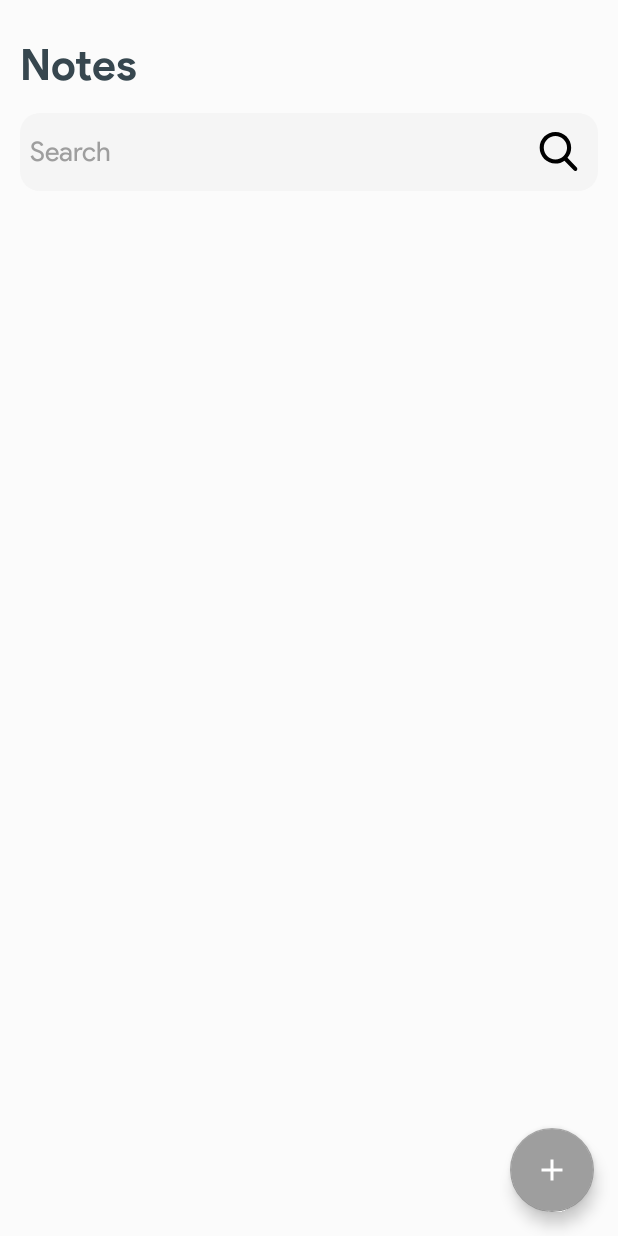
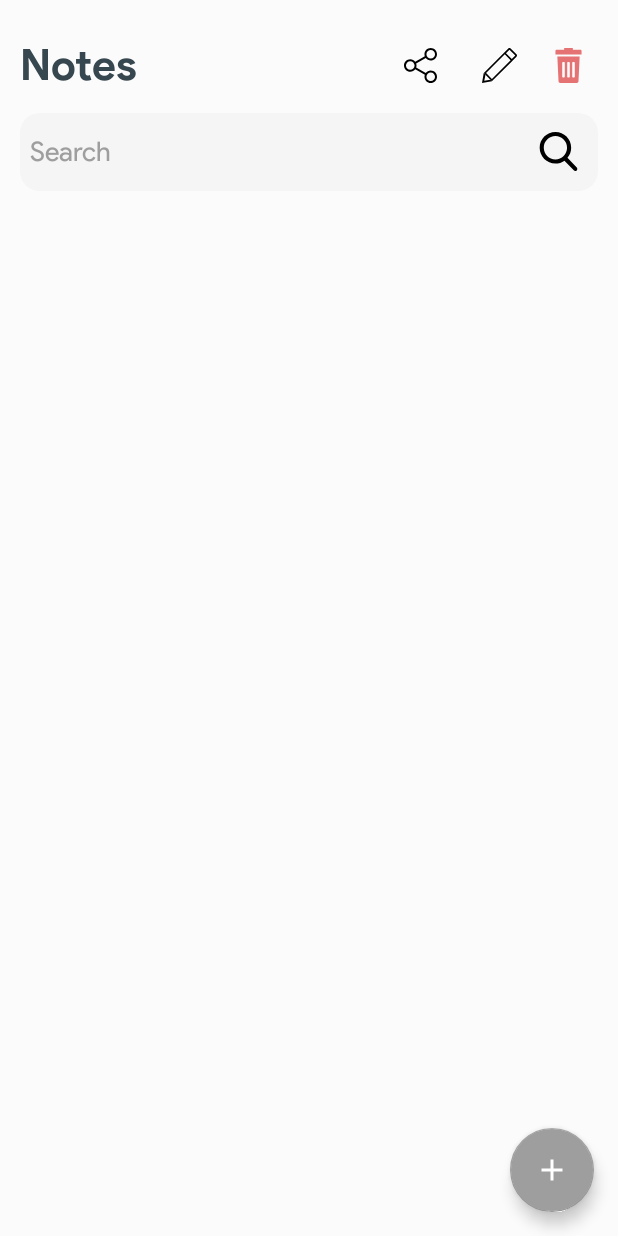
Before and after one commit to unaisulhadi/Notes, an Android app: the layout activity_main.xml on its own in the app's theme, with its tools: preview values and no code run, on a phone screen of 412 x 824 dp. Run offline under Robolectric (Android 15) with nearby library versions, the phone set to English and light mode, and no system bars.

Commit message:
Including Share button

```diff
--- /dev/null
+++ b/app/src/main/res/drawable/ic_pencil_outline_light.xml
@@ -0,0 +1,5 @@
+<vector android:height="24dp" android:viewportHeight="612.032"
+    android:viewportWidth="612.032" android:width="24dp" xmlns:android="http://schemas.android.com/apk/res/android">
+    <path android:fillColor="#FFFFFFFF" android:pathData="M500.766,9.112c0,0 -20.503,-20.503 -41.006,0L41.079,427.793l-10.671,10.671l116.599,116.628l0,0l17.091,17.091l9.456,9.456l20.445,-20.445l-0.029,-0.029l327.183,-327.182l0.028,0.029l20.445,-20.445l-0.028,-0.029l61.307,-61.307c20.503,-20.503 0,-41.006 0,-41.006L500.766,9.112zM173.467,540.661L71.356,438.551l327.183,-327.212L500.65,213.45L173.467,540.661zM521.095,193.033L418.984,90.922l61.307,-61.307l102.111,102.111L521.095,193.033z"/>
+    <path android:fillColor="#FFFFFFFF" android:pathData="M39.575,572.442l21.515,-103.267l-31.029,-31.029l-30.046,173.886l173.51,-30.451l-9.427,-9.398l-17.062,-17.091z"/>
+</vector>
--- /dev/null
+++ b/app/src/main/res/drawable/ic_share.xml
@@ -0,0 +1,4 @@
+<vector android:height="24dp" android:viewportHeight="481.6"
+    android:viewportWidth="481.6" android:width="24dp" xmlns:android="http://schemas.android.com/apk/res/android">
+    <path android:fillColor="#FF000000" android:pathData="M381.6,309.4c-27.7,0 -52.4,13.2 -68.2,33.6l-132.3,-73.9c3.1,-8.9 4.8,-18.5 4.8,-28.4c0,-10 -1.7,-19.5 -4.9,-28.5l132.2,-73.8c15.7,20.5 40.5,33.8 68.3,33.8c47.4,0 86.1,-38.6 86.1,-86.1S429,0 381.5,0s-86.1,38.6 -86.1,86.1c0,10 1.7,19.6 4.9,28.5l-132.1,73.8c-15.7,-20.6 -40.5,-33.8 -68.3,-33.8c-47.4,0 -86.1,38.6 -86.1,86.1s38.7,86.1 86.2,86.1c27.8,0 52.6,-13.3 68.4,-33.9l132.2,73.9c-3.2,9 -5,18.7 -5,28.7c0,47.4 38.6,86.1 86.1,86.1s86.1,-38.6 86.1,-86.1S429.1,309.4 381.6,309.4zM381.6,27.1c32.6,0 59.1,26.5 59.1,59.1s-26.5,59.1 -59.1,59.1s-59.1,-26.5 -59.1,-59.1S349.1,27.1 381.6,27.1zM100,299.8c-32.6,0 -59.1,-26.5 -59.1,-59.1s26.5,-59.1 59.1,-59.1s59.1,26.5 59.1,59.1S132.5,299.8 100,299.8zM381.6,454.5c-32.6,0 -59.1,-26.5 -59.1,-59.1c0,-32.6 26.5,-59.1 59.1,-59.1s59.1,26.5 59.1,59.1C440.7,428 414.2,454.5 381.6,454.5z"/>
+</vector>
--- a/app/src/main/res/layout/activity_main.xml
+++ b/app/src/main/res/layout/activity_main.xml
@@ -33,27 +33,51 @@
                 android:textColor="@color/md_blue_grey_800"
                 android:textSize="@dimen/_22sdp" />
 
+            <Switch
+                android:id="@+id/switch_mode"
+                android:layout_width="wrap_content"
+                android:layout_height="wrap_content"
+                style="@style/SCBSwitch"
+                android:checked="true"
+                android:visibility="gone"
+                android:layout_centerInParent="true"/>
+
+            <LinearLayout
+                android:layout_width="wrap_content"
+                android:layout_height="@dimen/_32sdp"
+                android:orientation="horizontal"
+                android:gravity="center"
+                android:layout_alignParentEnd="true">
+                <ImageView
+                    android:id="@+id/share_btn"
+                    android:layout_width="@dimen/_30sdp"
+                    android:layout_height="@dimen/_30sdp"
+                    android:padding="@dimen/_6sdp"
+                    android:layout_marginHorizontal="@dimen/_5sdp"
+                    android:src="@drawable/ic_share"
+                    android:visibility="visible"/>
+
+
                 <ImageView
                     android:id="@+id/update_btn"
                     android:layout_width="@dimen/_30sdp"
                     android:layout_height="@dimen/_30sdp"
-                android:layout_centerVertical="true"
                     android:padding="@dimen/_6sdp"
-                android:layout_alignParentEnd="true"
-                android:layout_marginEnd="@dimen/_35sdp"
+                    android:layout_marginHorizontal="@dimen/_5sdp"
                     android:src="@drawable/ic_pencil_outline"
-                android:visibility="gone"/>
+                    android:visibility="visible"/>
 
 
                 <ImageView
                     android:id="@+id/delete_btn"
                     android:layout_width="@dimen/_30sdp"
                     android:layout_height="@dimen/_30sdp"
-                android:layout_centerVertical="true"
                     android:padding="@dimen/_6sdp"
-                android:layout_alignParentEnd="true"
                     android:src="@drawable/ic_rubbish_bin"
-                android:visibility="gone"/>
+                    android:visibility="visible"/>
+            </LinearLayout>
+
+
 
         </RelativeLayout>
 
--- a/app/src/main/res/layout/activity_splash.xml
+++ b/app/src/main/res/layout/activity_splash.xml
@@ -4,7 +4,7 @@
     xmlns:tools="http://schemas.android.com/tools"
     android:layout_width="match_parent"
     android:layout_height="match_parent"
-    android:background="#3c3485"
+    android:background="@color/md_grey_300"
     tools:context=".Activity.SplashActivity">
 
     <ImageView
```
Also changed, not shown: app/src/main/java/com/meridian/mynotes/Activity/MainActivity.kt (+73 -2 lines). Lines whose indentation alone changed are shown as unchanged.
